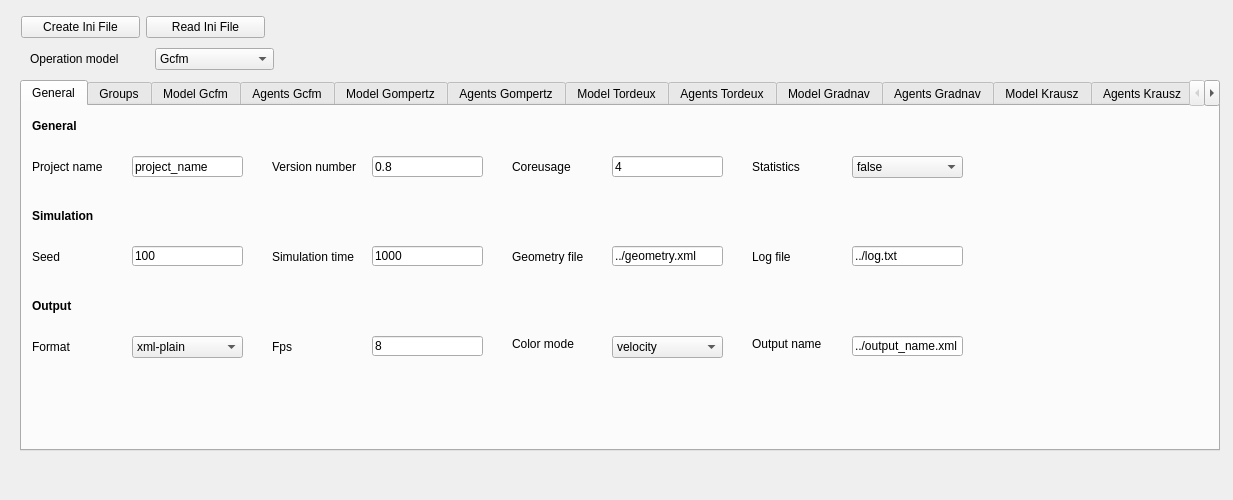
First picture: the form in forms/inifilewidget.ui, repository JuPedSim/jpseditor, before the edit.
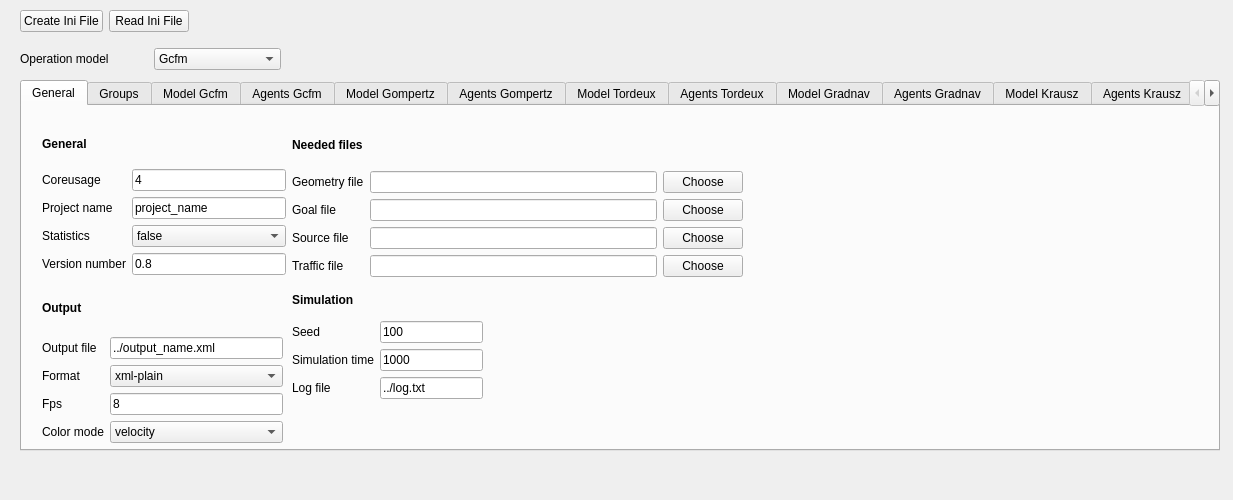
Second picture: the form after the edit.

Commit message: Redesign inifilewidget

```diff
--- a/forms/inifilewidget.ui
+++ b/forms/inifilewidget.ui
@@ -41,15 +41,116 @@
     <attribute name="title">
      <string>General</string>
     </attribute>
+    <widget class="QWidget" name="">
+     <property name="geometry">
+      <rect>
+       <x>20</x>
+       <y>20</y>
+       <width>244</width>
+       <height>149</height>
+      </rect>
+     </property>
+     <layout class="QVBoxLayout" name="verticalLayout_4">
+      <item>
+       <widget class="QLabel" name="label_general_a">
+        <property name="enabled">
+         <bool>true</bool>
+        </property>
+        <property name="toolTip">
+         <string/>
+        </property>
+        <property name="text">
+         <string>&lt;html&gt;&lt;head/&gt;&lt;body&gt;&lt;p&gt;&lt;span style=&quot; font-weight:600;&quot;&gt;General&lt;/span&gt;&lt;/p&gt;&lt;/body&gt;&lt;/html&gt;</string>
+        </property>
+       </widget>
+      </item>
+      <item>
+       <layout class="QHBoxLayout" name="horizontalLayout_3">
+        <item>
+         <layout class="QVBoxLayout" name="verticalLayout_2">
+          <item>
+           <widget class="QLabel" name="label_general_03">
+            <property name="text">
+             <string>Coreusage</string>
+            </property>
+            <property name="buddy">
+             <cstring>lineEdit_general_01</cstring>
+            </property>
+           </widget>
+          </item>
+          <item>
+           <widget class="QLabel" name="label_general_01">
+            <property name="toolTip">
+             <string/>
+            </property>
+            <property name="text">
+             <string>Project name</string>
+            </property>
+            <property name="buddy">
+             <cstring>lineEdit_general_01</cstring>
+            </property>
+           </widget>
+          </item>
+          <item>
+           <widget class="QLabel" name="label_general_04">
+            <property name="text">
+             <string>Statistics</string>
+            </property>
+            <property name="buddy">
+             <cstring>lineEdit_general_01</cstring>
+            </property>
+           </widget>
+          </item>
+          <item>
+           <widget class="QLabel" name="label_general_02">
+            <property name="toolTip">
+             <string/>
+            </property>
+            <property name="text">
+             <string>Version number</string>
+            </property>
+            <property name="buddy">
+             <cstring>lineEdit_general_02</cstring>
+            </property>
+           </widget>
+          </item>
+         </layout>
+        </item>
+        <item>
+         <layout class="QVBoxLayout" name="verticalLayout_3">
+          <item>
+           <widget class="QLineEdit" name="lineEdit_general_03">
+            <property name="text">
+             <string>4</string>
+            </property>
+           </widget>
+          </item>
+          <item>
+           <widget class="QLineEdit" name="lineEdit_general_01">
+            <property name="toolTip">
+             <string/>
+            </property>
+            <property name="text">
+             <string>project_name</string>
+            </property>
+           </widget>
+          </item>
+          <item>
+           <widget class="QComboBox" name="comboBox_general_01">
+            <item>
+             <property name="text">
+              <string>false</string>
+             </property>
+            </item>
+            <item>
+             <property name="text">
+              <string>true</string>
+             </property>
+            </item>
+           </widget>
+          </item>
+          <item>
     <widget class="QLineEdit" name="lineEdit_general_02">
-     <property name="geometry">
-      <rect>
-       <x>350</x>
-       <y>50</y>
-       <width>111</width>
-       <height>21</height>
-      </rect>
-     </property>
      <property name="toolTip">
       <string/>
      </property>
@@ -57,15 +158,46 @@
       <string>0.8</string>
      </property>
     </widget>
+          </item>
+         </layout>
+        </item>
+       </layout>
+      </item>
+     </layout>
+    </widget>
+    <widget class="QWidget" name="">
+     <property name="geometry">
+      <rect>
+       <x>270</x>
+       <y>180</y>
+       <width>191</width>
+       <height>113</height>
+      </rect>
+     </property>
+     <layout class="QVBoxLayout" name="verticalLayout_7">
+      <item>
+       <widget class="QLabel" name="label_general_b">
+        <property name="text">
+         <string>&lt;html&gt;&lt;head/&gt;&lt;body&gt;&lt;p&gt;&lt;span style=&quot; font-weight:600;&quot;&gt;Simulation&lt;/span&gt;&lt;/p&gt;&lt;/body&gt;&lt;/html&gt;</string>
+        </property>
+       </widget>
+      </item>
+      <item>
+       <layout class="QHBoxLayout" name="horizontalLayout_4">
+        <item>
+         <layout class="QVBoxLayout" name="verticalLayout_5">
+          <item>
+           <widget class="QLabel" name="label_general_05">
+            <property name="text">
+             <string>Seed</string>
+            </property>
+            <property name="buddy">
+             <cstring>lineEdit_general_05</cstring>
+            </property>
+           </widget>
+          </item>
+          <item>
     <widget class="QLabel" name="label_general_06">
-     <property name="geometry">
-      <rect>
-       <x>250</x>
-       <y>140</y>
-       <width>91</width>
-       <height>21</height>
-      </rect>
-     </property>
      <property name="text">
       <string>Simulation time</string>
      </property>
@@ -73,247 +205,107 @@
       <cstring>lineEdit_general_06</cstring>
      </property>
     </widget>
+          </item>
+          <item>
+           <widget class="QLabel" name="label_general_08">
+            <property name="text">
+             <string>Log file</string>
+            </property>
+           </widget>
+          </item>
+         </layout>
+        </item>
+        <item>
+         <layout class="QVBoxLayout" name="verticalLayout_6">
+          <item>
+           <widget class="QLineEdit" name="lineEdit_general_05">
+            <property name="text">
+             <string>100</string>
+            </property>
+           </widget>
+          </item>
+          <item>
+           <widget class="QLineEdit" name="lineEdit_general_06">
+            <property name="text">
+             <string>1000</string>
+            </property>
+           </widget>
+          </item>
+          <item>
+           <widget class="QLineEdit" name="lineEdit_general_08">
+            <property name="text">
+             <string>../log.txt</string>
+            </property>
+           </widget>
+          </item>
+         </layout>
+        </item>
+       </layout>
+      </item>
+     </layout>
+    </widget>
+    <widget class="QWidget" name="">
+     <property name="geometry">
+      <rect>
+       <x>20</x>
+       <y>180</y>
+       <width>241</width>
+       <height>157</height>
+      </rect>
+     </property>
+     <layout class="QVBoxLayout" name="verticalLayout_10">
+      <item>
     <widget class="QLabel" name="label_general_c">
-     <property name="geometry">
-      <rect>
-       <x>10</x>
-       <y>190</y>
-       <width>91</width>
-       <height>21</height>
-      </rect>
-     </property>
      <property name="text">
       <string>&lt;html&gt;&lt;head/&gt;&lt;body&gt;&lt;p&gt;&lt;span style=&quot; font-weight:600;&quot;&gt;Output&lt;/span&gt;&lt;/p&gt;&lt;/body&gt;&lt;/html&gt;</string>
      </property>
     </widget>
+      </item>
+      <item>
+       <layout class="QHBoxLayout" name="horizontalLayout_5">
+        <item>
+         <layout class="QVBoxLayout" name="verticalLayout_8">
+          <item>
     <widget class="QLabel" name="label_general_12">
-     <property name="geometry">
-      <rect>
-       <x>730</x>
-       <y>230</y>
-       <width>91</width>
-       <height>16</height>
-      </rect>
-     </property>
      <property name="text">
-      <string>Output name</string>
-     </property>
-    </widget>
-    <widget class="QLabel" name="label_general_05">
-     <property name="geometry">
-      <rect>
-       <x>10</x>
-       <y>140</y>
-       <width>91</width>
-       <height>21</height>
-      </rect>
-     </property>
-     <property name="text">
-      <string>Seed</string>
-     </property>
-     <property name="buddy">
-      <cstring>lineEdit_general_05</cstring>
-     </property>
-    </widget>
-    <widget class="QLineEdit" name="lineEdit_general_10">
-     <property name="geometry">
-      <rect>
-       <x>350</x>
-       <y>230</y>
-       <width>111</width>
-       <height>20</height>
-      </rect>
-     </property>
-     <property name="text">
-      <string>8</string>
-     </property>
-    </widget>
+             <string>Output file</string>
+            </property>
+           </widget>
+          </item>
+          <item>
     <widget class="QLabel" name="label_general_09">
-     <property name="geometry">
-      <rect>
-       <x>10</x>
-       <y>230</y>
-       <width>91</width>
-       <height>21</height>
-      </rect>
-     </property>
      <property name="text">
       <string>Format</string>
      </property>
     </widget>
-    <widget class="QLineEdit" name="lineEdit_general_05">
-     <property name="geometry">
-      <rect>
-       <x>110</x>
-       <y>140</y>
-       <width>111</width>
-       <height>20</height>
-      </rect>
-     </property>
-     <property name="text">
-      <string>100</string>
-     </property>
-    </widget>
-    <widget class="QLabel" name="label_general_02">
-     <property name="geometry">
-      <rect>
-       <x>250</x>
-       <y>50</y>
-       <width>91</width>
-       <height>21</height>
-      </rect>
-     </property>
-     <property name="toolTip">
-      <string/>
-     </property>
-     <property name="text">
-      <string>Version number</string>
-     </property>
-     <property name="buddy">
-      <cstring>lineEdit_general_02</cstring>
-     </property>
-    </widget>
-    <widget class="QLabel" name="label_general_01">
-     <property name="geometry">
-      <rect>
-       <x>10</x>
-       <y>50</y>
-       <width>91</width>
-       <height>21</height>
-      </rect>
-     </property>
-     <property name="toolTip">
-      <string/>
-     </property>
-     <property name="text">
-      <string>Project name</string>
-     </property>
-     <property name="buddy">
-      <cstring>lineEdit_general_01</cstring>
-     </property>
-    </widget>
-    <widget class="QLineEdit" name="lineEdit_general_01">
-     <property name="geometry">
-      <rect>
-       <x>110</x>
-       <y>50</y>
-       <width>111</width>
-       <height>21</height>
-      </rect>
-     </property>
-     <property name="toolTip">
-      <string/>
-     </property>
-     <property name="text">
-      <string>project_name</string>
-     </property>
-    </widget>
+          </item>
+          <item>
     <widget class="QLabel" name="label_general_10">
-     <property name="geometry">
-      <rect>
-       <x>250</x>
-       <y>230</y>
-       <width>91</width>
-       <height>21</height>
-      </rect>
-     </property>
      <property name="text">
       <string>Fps</string>
      </property>
     </widget>
-    <widget class="QLabel" name="label_general_b">
-     <property name="geometry">
-      <rect>
-       <x>10</x>
-       <y>100</y>
-       <width>91</width>
-       <height>21</height>
-      </rect>
-     </property>
+          </item>
+          <item>
+           <widget class="QLabel" name="label_general_11">
      <property name="text">
-      <string>&lt;html&gt;&lt;head/&gt;&lt;body&gt;&lt;p&gt;&lt;span style=&quot; font-weight:600;&quot;&gt;Simulation&lt;/span&gt;&lt;/p&gt;&lt;/body&gt;&lt;/html&gt;</string>
-     </property>
-    </widget>
-    <widget class="QLabel" name="label_general_a">
-     <property name="enabled">
-      <bool>true</bool>
-     </property>
-     <property name="geometry">
-      <rect>
-       <x>10</x>
-       <y>10</y>
-       <width>91</width>
-       <height>21</height>
-      </rect>
-     </property>
-     <property name="toolTip">
-      <string/>
-     </property>
-     <property name="text">
-      <string>&lt;html&gt;&lt;head/&gt;&lt;body&gt;&lt;p&gt;&lt;span style=&quot; font-weight:600;&quot;&gt;General&lt;/span&gt;&lt;/p&gt;&lt;/body&gt;&lt;/html&gt;</string>
-     </property>
-    </widget>
+             <string>Color mode</string>
+            </property>
+           </widget>
+          </item>
+         </layout>
+        </item>
+        <item>
+         <layout class="QVBoxLayout" name="verticalLayout_9">
+          <item>
     <widget class="QLineEdit" name="lineEdit_general_12">
-     <property name="geometry">
-      <rect>
-       <x>830</x>
-       <y>230</y>
-       <width>111</width>
-       <height>20</height>
-      </rect>
-     </property>
      <property name="text">
       <string>../output_name.xml</string>
      </property>
     </widget>
-    <widget class="QLabel" name="label_general_07">
-     <property name="geometry">
-      <rect>
-       <x>490</x>
-       <y>140</y>
-       <width>91</width>
-       <height>21</height>
-      </rect>
-     </property>
-     <property name="text">
-      <string>Geometry file</string>
-     </property>
-    </widget>
-    <widget class="QLineEdit" name="lineEdit_general_07">
-     <property name="geometry">
-      <rect>
-       <x>590</x>
-       <y>140</y>
-       <width>111</width>
-       <height>20</height>
-      </rect>
-     </property>
-     <property name="text">
-      <string>../geometry.xml</string>
-     </property>
-    </widget>
-    <widget class="QLineEdit" name="lineEdit_general_06">
-     <property name="geometry">
-      <rect>
-       <x>350</x>
-       <y>140</y>
-       <width>111</width>
-       <height>20</height>
-      </rect>
-     </property>
-     <property name="text">
-      <string>1000</string>
-     </property>
-    </widget>
+          </item>
+          <item>
     <widget class="QComboBox" name="comboBox_general_02">
-     <property name="geometry">
-      <rect>
-       <x>110</x>
-       <y>230</y>
-       <width>111</width>
-       <height>22</height>
-      </rect>
-     </property>
      <item>
       <property name="text">
        <string>xml-plain</string>
@@ -325,28 +317,16 @@
       </property>
      </item>
     </widget>
-    <widget class="QLabel" name="label_general_11">
-     <property name="geometry">
-      <rect>
-       <x>490</x>
-       <y>230</y>
-       <width>91</width>
-       <height>16</height>
-      </rect>
-     </property>
+          </item>
+          <item>
+           <widget class="QLineEdit" name="lineEdit_general_10">
      <property name="text">
-      <string>Color mode</string>
-     </property>
-    </widget>
+             <string>8</string>
+            </property>
+           </widget>
+          </item>
+          <item>
     <widget class="QComboBox" name="comboBox_general_03">
-     <property name="geometry">
-      <rect>
-       <x>590</x>
-       <y>230</y>
-       <width>111</width>
-       <height>22</height>
-      </rect>
-     </property>
      <item>
       <property name="text">
        <string>velocity</string>
@@ -383,96 +363,119 @@
       </property>
      </item>
     </widget>
-    <widget class="QLabel" name="label_general_08">
+          </item>
+         </layout>
+        </item>
+       </layout>
+      </item>
+     </layout>
+    </widget>
+    <widget class="QWidget" name="">
      <property name="geometry">
       <rect>
-       <x>730</x>
-       <y>140</y>
-       <width>91</width>
-       <height>21</height>
+       <x>270</x>
+       <y>20</y>
+       <width>451</width>
+       <height>151</height>
       </rect>
      </property>
+     <layout class="QVBoxLayout" name="verticalLayout_14">
+      <item>
+       <widget class="QLabel" name="label_4">
      <property name="text">
-      <string>Log file</string>
-     </property>
-    </widget>
-    <widget class="QLineEdit" name="lineEdit_general_08">
-     <property name="geometry">
-      <rect>
-       <x>830</x>
-       <y>140</y>
-       <width>111</width>
-       <height>20</height>
-      </rect>
-     </property>
+         <string>&lt;html&gt;&lt;head/&gt;&lt;body&gt;&lt;p&gt;&lt;span style=&quot; font-weight:600;&quot;&gt;Needed files&lt;/span&gt;&lt;/p&gt;&lt;/body&gt;&lt;/html&gt;</string>
+        </property>
+       </widget>
+      </item>
+      <item>
+       <layout class="QHBoxLayout" name="horizontalLayout_6">
+        <item>
+         <layout class="QVBoxLayout" name="verticalLayout_11">
+          <item>
+           <widget class="QLabel" name="label_general_07">
      <property name="text">
-      <string>../log.txt</string>
-     </property>
-    </widget>
-    <widget class="QLabel" name="label_general_03">
-     <property name="geometry">
-      <rect>
-       <x>490</x>
-       <y>50</y>
-       <width>91</width>
-       <height>21</height>
-      </rect>
-     </property>
+             <string>Geometry file</string>
+            </property>
+           </widget>
+          </item>
+          <item>
+           <widget class="QLabel" name="label">
      <property name="text">
-      <string>Coreusage</string>
-     </property>
-     <property name="buddy">
-      <cstring>lineEdit_general_01</cstring>
-     </property>
-    </widget>
-    <widget class="QLineEdit" name="lineEdit_general_03">
-     <property name="geometry">
-      <rect>
-       <x>590</x>
-       <y>50</y>
-       <width>111</width>
-       <height>21</height>
-      </rect>
-     </property>
+             <string>Goal file</string>
+            </property>
+           </widget>
+          </item>
+          <item>
+           <widget class="QLabel" name="label_2">
+            <property name="text">
+             <string>Source file</string>
+            </property>
+           </widget>
+          </item>
+          <item>
+           <widget class="QLabel" name="label_3">
      <property name="text">
-      <string>4</string>
-     </property>
-    </widget>
-    <widget class="QLabel" name="label_general_04">
-     <property name="geometry">
-      <rect>
-       <x>730</x>
-       <y>50</y>
-       <width>91</width>
-       <height>21</height>
-      </rect>
-     </property>
+             <string>Traffic file</string>
+            </property>
+           </widget>
+          </item>
+         </layout>
+        </item>
+        <item>
+         <layout class="QVBoxLayout" name="verticalLayout_12">
+          <item>
+           <widget class="QLineEdit" name="lineEdit_general_07">
+            <property name="text">
+             <string/>
+            </property>
+           </widget>
+          </item>
+          <item>
+           <widget class="QLineEdit" name="lineEdit_GoalFile"/>
+          </item>
+          <item>
+           <widget class="QLineEdit" name="lineEdit_SourceFile"/>
+          </item>
+          <item>
+           <widget class="QLineEdit" name="lineEdit_TrafficFile"/>
+          </item>
+         </layout>
+        </item>
+        <item>
+         <layout class="QVBoxLayout" name="verticalLayout_13">
+          <item>
+           <widget class="QPushButton" name="pushButton_Geometry">
      <property name="text">
-      <string>Statistics</string>
-     </property>
-     <property name="buddy">
-      <cstring>lineEdit_general_01</cstring>
-     </property>
-    </widget>
-    <widget class="QComboBox" name="comboBox_general_01">
-     <property name="geometry">
-      <rect>
-       <x>830</x>
-       <y>50</y>
-       <width>111</width>
-       <height>22</height>
-      </rect>
-     </property>
+             <string>Choose</string>
+            </property>
+           </widget>
+          </item>
+          <item>
+           <widget class="QPushButton" name="pushButton_Goal">
+            <property name="text">
+             <string>Choose</string>
+            </property>
+           </widget>
+          </item>
      <item>
+           <widget class="QPushButton" name="pushButton_Source">
       <property name="text">
-       <string>false</string>
-      </property>
+             <string>Choose</string>
+            </property>
+           </widget>
      </item>
      <item>
+           <widget class="QPushButton" name="pushButton_Traffic">
       <property name="text">
-       <string>true</string>
-      </property>
-     </item>
+             <string>Choose</string>
+            </property>
+           </widget>
+          </item>
+         </layout>
+        </item>
+       </layout>
+      </item>
+     </layout>
     </widget>
    </widget>
    <widget class="QWidget" name="tab_groups">
@@ -4297,15 +4300,17 @@
     <string/>
    </property>
   </widget>
-  <widget class="QWidget" name="layoutWidget">
+  <widget class="QWidget" name="">
    <property name="geometry">
     <rect>
-     <x>21</x>
-     <y>11</y>
-     <width>244</width>
-     <height>32</height>
+     <x>20</x>
+     <y>0</y>
+     <width>261</width>
+     <height>81</height>
     </rect>
    </property>
+   <layout class="QVBoxLayout" name="verticalLayout">
+    <item>
    <layout class="QHBoxLayout" name="horizontalLayout_2">
     <item>
      <widget class="QPushButton" name="pushButton_write">
@@ -4321,17 +4326,22 @@
       </property>
      </widget>
     </item>
-   </layout>
-  </widget>
-  <widget class="QWidget" name="layoutWidget">
-   <property name="geometry">
-    <rect>
-     <x>30</x>
-     <y>43</y>
-     <width>244</width>
-     <height>32</height>
-    </rect>
-   </property>
+      <item>
+       <spacer name="horizontalSpacer">
+        <property name="orientation">
+         <enum>Qt::Horizontal</enum>
+        </property>
+        <property name="sizeHint" stdset="0">
+         <size>
+          <width>40</width>
+          <height>20</height>
+         </size>
+        </property>
+       </spacer>
+      </item>
+     </layout>
+    </item>
+    <item>
    <layout class="QHBoxLayout" name="horizontalLayout">
     <item>
      <widget class="QLabel" name="label_groups_2">
@@ -4373,6 +4383,8 @@
      </widget>
     </item>
    </layout>
+    </item>
+   </layout>
   </widget>
  </widget>
  <tabstops>
```
Left out of the diff: 1 changed line with no effect on the pictures. Lines whose indentation alone changed are shown as unchanged.
